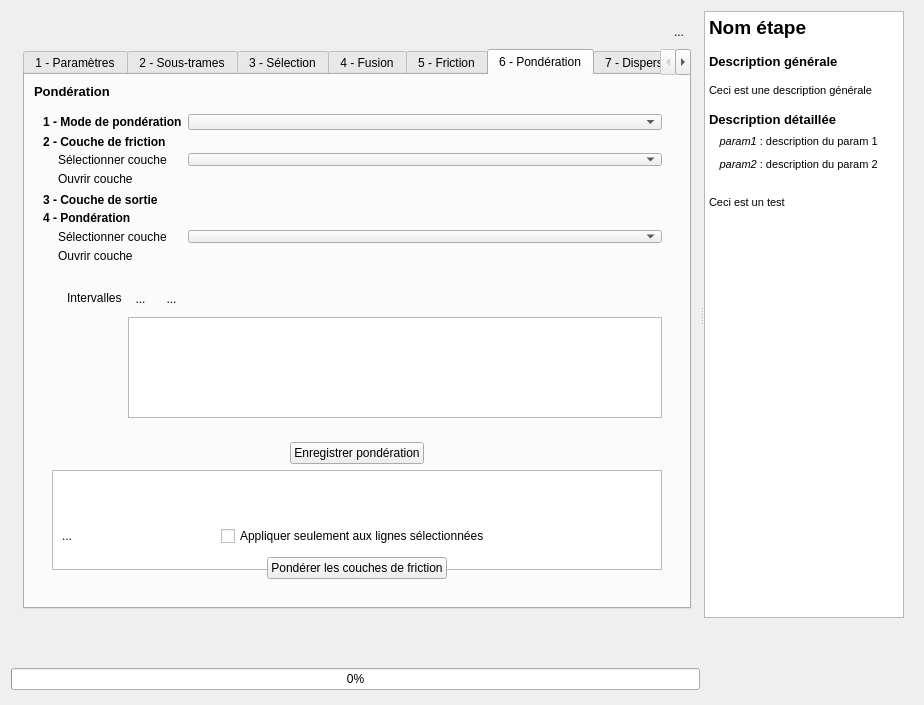
MathieuChailloux/BioDispersal, file BioDispersal_dialog_base.ui: the form before one commit.
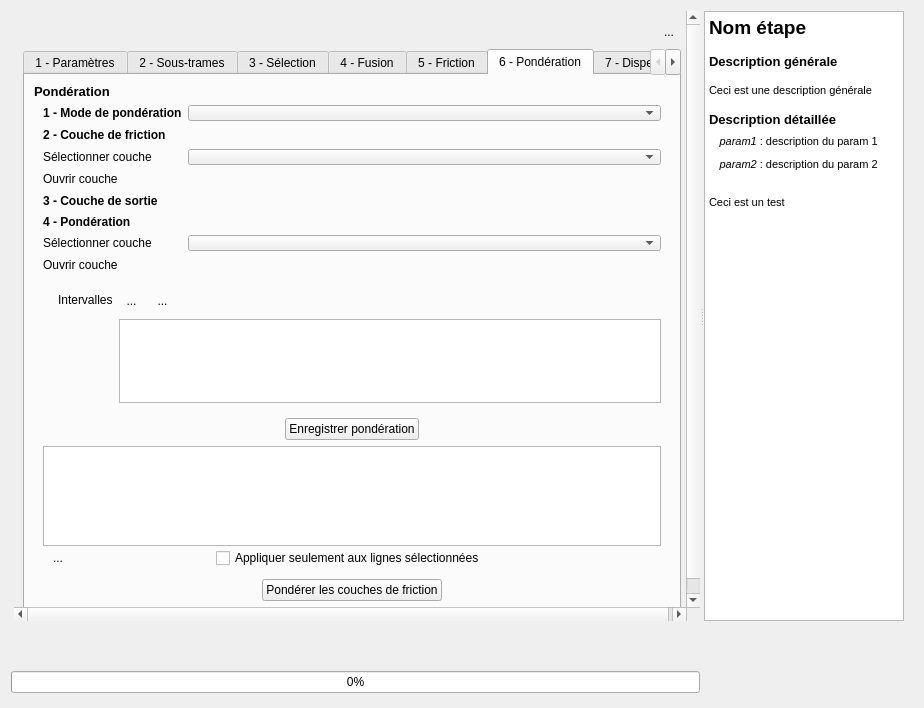
The form after the commit. The open tabs and pages were chosen to show the change. Icons and pictures are not drawn. Custom widgets are drawn as their Qt base class.

Commit message: UI update. Ponderation update : start of algorithm implementation

What changed in the file:
```diff
--- a/BioDispersal_dialog_base.ui
+++ b/BioDispersal_dialog_base.ui
@@ -7,7 +7,7 @@
     <x>0</x>
     <y>0</y>
     <width>924</width>
-    <height>705</height>
+    <height>708</height>
    </rect>
   </property>
   <property name="sizePolicy">
@@ -77,7 +77,7 @@
             <x>0</x>
             <y>0</y>
             <width>689</width>
-            <height>611</height>
+            <height>614</height>
            </rect>
           </property>
           <property name="sizePolicy">
@@ -240,7 +240,7 @@
              <property name="minimumSize">
               <size>
                <width>658</width>
-               <height>550</height>
+               <height>565</height>
               </size>
              </property>
              <property name="currentIndex">
@@ -701,7 +701,7 @@
                  <property name="minimumSize">
                   <size>
                    <width>600</width>
-                   <height>280</height>
+                   <height>300</height>
                   </size>
                  </property>
                  <property name="frameShape">
@@ -725,7 +725,7 @@
                     <property name="minimumSize">
                      <size>
                       <width>430</width>
-                      <height>280</height>
+                      <height>300</height>
                      </size>
                     </property>
                     <property name="frameShape">
@@ -735,12 +735,6 @@
                      <enum>QFrame::Raised</enum>
                     </property>
                     <layout class="QGridLayout" name="gridLayout_7">
-                     <property name="topMargin">
-                      <number>0</number>
-                     </property>
-                     <property name="bottomMargin">
-                      <number>0</number>
-                     </property>
                      <item row="0" column="0">
                       <widget class="QLabel" name="selectionLayerLabel">
                        <property name="sizePolicy">
@@ -785,7 +779,7 @@
                        </property>
                       </widget>
                      </item>
-                     <item row="1" column="1" colspan="3">
+                     <item row="1" column="1">
                       <widget class="QCheckBox" name="selectionLayerFormatVector">
                        <property name="sizePolicy">
                         <sizepolicy hsizetype="Expanding" vsizetype="Fixed">
@@ -804,6 +798,25 @@
                        </property>
                       </widget>
                      </item>
+                     <item row="1" column="2" colspan="2">
+                      <widget class="QCheckBox" name="selectionLayerFormatRaster">
+                       <property name="sizePolicy">
+                        <sizepolicy hsizetype="Expanding" vsizetype="Fixed">
+                         <horstretch>0</horstretch>
+                         <verstretch>0</verstretch>
+                        </sizepolicy>
+                       </property>
+                       <property name="minimumSize">
+                        <size>
+                         <width>0</width>
+                         <height>13</height>
+                        </size>
+                       </property>
+                       <property name="text">
+                        <string>Raster</string>
+                       </property>
+                      </widget>
+                     </item>
                      <item row="2" column="0">
                       <widget class="QLabel" name="selectionLayerLabel_5">
                        <property name="sizePolicy">
@@ -932,10 +945,16 @@
                         <layout class="QHBoxLayout" name="horizontalLayout_24">
                          <item>
                           <widget class="QLabel" name="selectionModeLabel">
+                           <property name="sizePolicy">
+                            <sizepolicy hsizetype="Preferred" vsizetype="Fixed">
+                             <horstretch>0</horstretch>
+                             <verstretch>0</verstretch>
+                            </sizepolicy>
+                           </property>
                            <property name="minimumSize">
                             <size>
                              <width>86</width>
-                             <height>12</height>
+                             <height>13</height>
                             </size>
                            </property>
                            <property name="text">
@@ -976,7 +995,7 @@
                          <item>
                           <widget class="QCheckBox" name="selectionCreateClasses">
                            <property name="sizePolicy">
-                            <sizepolicy hsizetype="Preferred" vsizetype="Fixed">
+                            <sizepolicy hsizetype="Preferred" vsizetype="Preferred">
                              <horstretch>0</horstretch>
                              <verstretch>0</verstretch>
                             </sizepolicy>
@@ -1032,7 +1051,7 @@
                        <property name="minimumSize">
                         <size>
                          <width>100</width>
-                         <height>16</height>
+                         <height>35</height>
                         </size>
                        </property>
                        <property name="maximumSize">
@@ -1045,7 +1064,7 @@
                         <number>1</number>
                        </property>
                        <property name="currentIndex">
-                        <number>2</number>
+                        <number>0</number>
                        </property>
                        <widget class="QWidget" name="stackSelectionExpr">
                         <layout class="QHBoxLayout" name="horizontalLayout_26">
@@ -2595,8 +2614,17 @@
                   <enum>QFrame::Raised</enum>
                  </property>
                  <layout class="QVBoxLayout" name="verticalLayout_14">
+                  <property name="leftMargin">
+                   <number>0</number>
+                  </property>
                   <property name="topMargin">
-                   <number>9</number>
+                   <number>0</number>
+                  </property>
+                  <property name="rightMargin">
+                   <number>0</number>
+                  </property>
+                  <property name="bottomMargin">
+                   <number>0</number>
                   </property>
                   <item>
                    <widget class="QFrame" name="frame_22">
@@ -2607,10 +2635,10 @@
                      <enum>QFrame::Raised</enum>
                     </property>
                     <layout class="QGridLayout" name="gridLayout_2">
-                     <property name="leftMargin">
+                     <property name="topMargin">
                       <number>0</number>
                      </property>
-                     <property name="topMargin">
+                     <property name="bottomMargin">
                       <number>0</number>
                      </property>
                      <item row="0" column="0">
@@ -2673,66 +2701,23 @@
                        </property>
                       </widget>
                      </item>
-                     <item row="2" column="0" alignment="Qt::AlignLeft">
-                      <widget class="QFrame" name="frame_29">
-                       <property name="frameShape">
-                        <enum>QFrame::NoFrame</enum>
+                     <item row="2" column="0">
+                      <widget class="QLabel" name="pondFrictLayerComboLabel">
+                       <property name="sizePolicy">
+                        <sizepolicy hsizetype="Fixed" vsizetype="Fixed">
+                         <horstretch>0</horstretch>
+                         <verstretch>0</verstretch>
+                        </sizepolicy>
                        </property>
-                       <property name="frameShadow">
-                        <enum>QFrame::Raised</enum>
+                       <property name="minimumSize">
+                        <size>
+                         <width>0</width>
+                         <height>13</height>
+                        </size>
                        </property>
-                       <layout class="QHBoxLayout" name="horizontalLayout_14">
-                        <property name="spacing">
-                         <number>3</number>
-                        </property>
-                        <property name="leftMargin">
-                         <number>0</number>
-                        </property>
-                        <property name="topMargin">
-                         <number>0</number>
-                        </property>
-                        <property name="rightMargin">
-                         <number>0</number>
-                        </property>
-                        <property name="bottomMargin">
-                         <number>0</number>
-                        </property>
-                        <item>
-                         <spacer name="horizontalSpacer_8">
-                          <property name="orientation">
-                           <enum>Qt::Horizontal</enum>
-                          </property>
-                          <property name="sizeType">
-                           <enum>QSizePolicy::Fixed</enum>
-                          </property>
-                          <property name="sizeHint" stdset="0">
-                           <size>
-                            <width>15</width>
-                            <height>13</height>
-                           </size>
-                          </property>
-                         </spacer>
-                        </item>
-                        <item>
-                         <widget class="QLabel" name="pondFrictLayerComboLabel">
-                          <property name="sizePolicy">
-                           <sizepolicy hsizetype="Fixed" vsizetype="Fixed">
-                            <horstretch>0</horstretch>
-                            <verstretch>0</verstretch>
-                           </sizepolicy>
-                          </property>
-                          <property name="minimumSize">
-                           <size>
-                            <width>0</width>
-                            <height>13</height>
-                           </size>
-                          </property>
-                          <property name="text">
-                           <string>Sélectionner couche</string>
-                          </property>
-                         </widget>
-                        </item>
-                       </layout>
+                       <property name="text">
+                        <string>Sélectionner couche</string>
+                       </property>
                       </widget>
                      </item>
                      <item row="2" column="1">
@@ -2746,59 +2731,16 @@
                        <property name="minimumSize">
                         <size>
                          <width>100</width>
-                         <height>13</height>
+                         <height>16</height>
                         </size>
                        </property>
                       </widget>
                      </item>
                      <item row="3" column="0">
-                      <widget class="QFrame" name="frame_36">
-                       <property name="frameShape">
-                        <enum>QFrame::NoFrame</enum>
+                      <widget class="QLabel" name="pondFrictLayerLabel">
+                       <property name="text">
+                        <string>Ouvrir couche</string>
                        </property>
-                       <property name="frameShadow">
-                        <enum>QFrame::Raised</enum>
-                       </property>
-                       <layout class="QHBoxLayout" name="horizontalLayout_22">
-                        <property name="spacing">
-                         <number>3</number>
-                        </property>
-                        <property name="leftMargin">
-                         <number>0</number>
-                        </property>
-                        <property name="topMargin">
-                         <number>0</number>
-                        </property>
-                        <property name="rightMargin">
-                         <number>0</number>
-                        </property>
-                        <property name="bottomMargin">
-                         <number>0</number>
-                        </property>
-                        <item>
-                         <spacer name="horizontalSpacer_26">
-                          <property name="orientation">
-                           <enum>Qt::Horizontal</enum>
-                          </property>
-                          <property name="sizeType">
-                           <enum>QSizePolicy::Fixed</enum>
-                          </property>
-                          <property name="sizeHint" stdset="0">
-                           <size>
-                            <width>15</width>
-                            <height>13</height>
-                           </size>
-                          </property>
-                         </spacer>
-                        </item>
-                        <item>
-                         <widget class="QLabel" name="pondFrictLayerLabel">
-                          <property name="text">
-                           <string>Ouvrir couche</string>
-                          </property>
-                         </widget>
-                        </item>
-                       </layout>
                       </widget>
                      </item>
                      <item row="3" column="1">
@@ -2812,7 +2754,7 @@
                        <property name="minimumSize">
                         <size>
                          <width>0</width>
-                         <height>13</height>
+                         <height>16</height>
                         </size>
                        </property>
                       </widget>
@@ -2872,110 +2814,38 @@
                       </widget>
                      </item>
                      <item row="6" column="0">
-                      <widget class="QFrame" name="frame_30">
-                       <property name="frameShape">
-                        <enum>QFrame::NoFrame</enum>
+                      <widget class="QLabel" name="pondLayerComboLabel">
+                       <property name="text">
+                        <string>Sélectionner couche</string>
                        </property>
-                       <property name="frameShadow">
-                        <enum>QFrame::Raised</enum>
-                       </property>
-                       <layout class="QHBoxLayout" name="horizontalLayout_16">
-                        <property name="spacing">
-                         <number>3</number>
-                        </property>
-                        <property name="leftMargin">
-                         <number>0</number>
-                        </property>
-                        <property name="topMargin">
-                         <number>0</number>
-                        </property>
-                        <property name="rightMargin">
-                         <number>0</number>
-                        </property>
-                        <property name="bottomMargin">
-                         <number>0</number>
-                        </property>
-                        <item>
-                         <spacer name="horizontalSpacer_9">
-                          <property name="orientation">
-                           <enum>Qt::Horizontal</enum>
-                          </property>
-                          <property name="sizeType">
-                           <enum>QSizePolicy::Fixed</enum>
-                          </property>
-                          <property name="sizeHint" stdset="0">
-                           <size>
-                            <width>15</width>
-                            <height>13</height>
-                           </size>
-                          </property>
-                         </spacer>
-                        </item>
-                        <item>
-                         <widget class="QLabel" name="pondLayerComboLabel">
-                          <property name="text">
-                           <string>Sélectionner couche</string>
-                          </property>
-                         </widget>
-                        </item>
-                       </layout>
                       </widget>
                      </item>
                      <item row="6" column="1">
-                      <widget class="QgsMapLayerComboBox" name="pondLayerCombo"/>
+                      <widget class="QgsMapLayerComboBox" name="pondLayerCombo">
+                       <property name="minimumSize">
+                        <size>
+                         <width>0</width>
+                         <height>16</height>
+                        </size>
+                       </property>
+                      </widget>
                      </item>
                      <item row="7" column="0">
-                      <widget class="QFrame" name="frame_31">
-                       <property name="frameShape">
-                        <enum>QFrame::NoFrame</enum>
+                      <widget class="QLabel" name="pondLayerLabel">
+                       <property name="text">
+                        <string>Ouvrir couche</string>
                        </property>
-                       <property name="frameShadow">
-                        <enum>QFrame::Raised</enum>
-                       </property>
-                       <layout class="QHBoxLayout" name="horizontalLayout_17">
-                        <property name="spacing">
-                         <number>3</number>
-                        </property>
-                        <property name="leftMargin">
-                         <number>0</number>
-                        </property>
-                        <property name="topMargin">
-                         <number>0</number>
-                        </property>
-                        <property name="rightMargin">
-                         <number>0</number>
-                        </property>
-                        <property name="bottomMargin">
-                         <number>0</number>
-                        </property>
-                        <item>
-                         <spacer name="horizontalSpacer_24">
-                          <property name="orientation">
-                           <enum>Qt::Horizontal</enum>
-                          </property>
-                          <property name="sizeType">
-                           <enum>QSizePolicy::Fixed</enum>
-                          </property>
-                          <property name="sizeHint" stdset="0">
-                           <size>
-                            <width>15</width>
-                            <height>13</height>
-                           </size>
-                          </property>
-                         </spacer>
-                        </item>
-                        <item>
-                         <widget class="QLabel" name="pondLayerLabel">
-                          <property name="text">
-                           <string>Ouvrir couche</string>
-                          </property>
-                         </widget>
-                        </item>
-                       </layout>
                       </widget>
                      </item>
                      <item row="7" column="1">
-                      <widget class="QgsFileWidget" name="pondLayer"/>
+                      <widget class="QgsFileWidget" name="pondLayer">
+                       <property name="minimumSize">
+                        <size>
+                         <width>0</width>
+                         <height>16</height>
+                        </size>
+                       </property>
+                      </widget>
                      </item>
                     </layout>
                    </widget>
@@ -2991,7 +2861,7 @@
                     <property name="minimumSize">
                      <size>
                       <width>0</width>
-                      <height>150</height>
+                      <height>100</height>
                      </size>
                     </property>
                     <property name="currentIndex">
@@ -3038,7 +2908,7 @@
                            <property name="minimumSize">
                             <size>
                              <width>200</width>
-                             <height>100</height>
+                             <height>50</height>
                             </size>
                            </property>
                            <property name="dragEnabled">
@@ -3250,6 +3120,12 @@
                   </item>
                   <item>
                    <widget class="QFrame" name="frame_17">
+                    <property name="minimumSize">
+                     <size>
+                      <width>0</width>
+                      <height>185</height>
+                     </size>
+                    </property>
                     <property name="frameShape">
                      <enum>QFrame::NoFrame</enum>
                     </property>
@@ -3257,6 +3133,12 @@
                      <enum>QFrame::Raised</enum>
                     </property>
                     <layout class="QVBoxLayout" name="verticalLayout_13">
+                     <property name="topMargin">
+                      <number>0</number>
+                     </property>
+                     <property name="bottomMargin">
+                      <number>0</number>
+                     </property>
                      <item>
                       <widget class="QFrame" name="frame_32">
                        <property name="frameShape">
```
Left out of the diff: 4 changed lines with no effect on the pictures. The commit also changes 5 other files.
